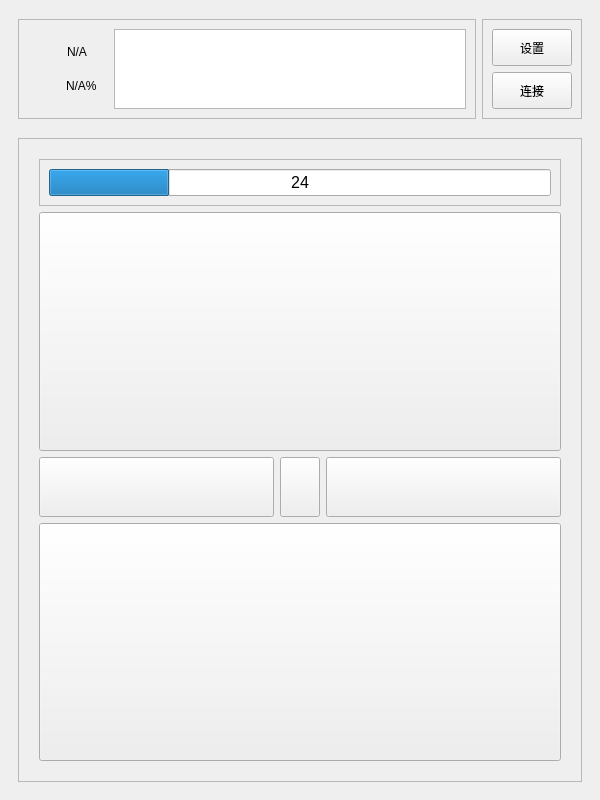
First picture: the form in Remote_Controller/mainwindow.ui, repository Pbw000/stm32car, before the edit.
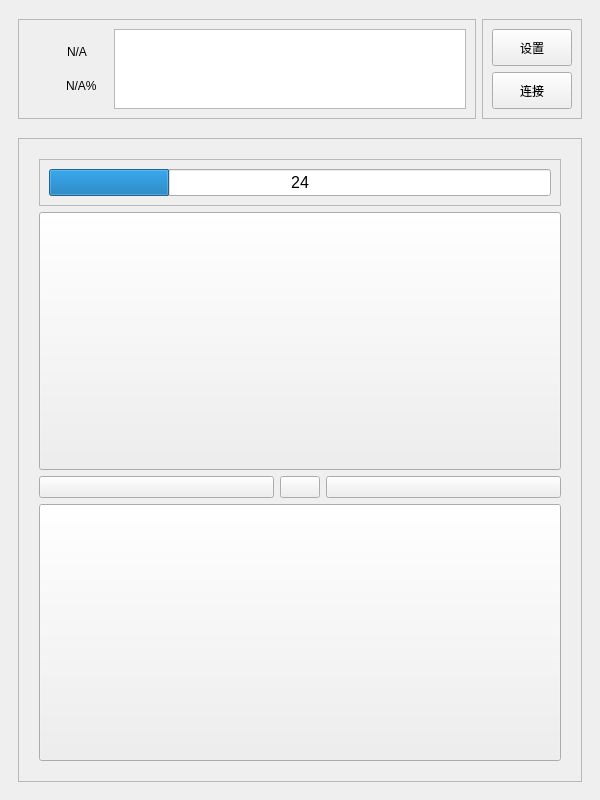
Second picture: the form after the edit. The open tabs and pages were chosen to show the change. Icons and pictures are not drawn.

```diff
--- a/Remote_Controller/mainwindow.ui
+++ b/Remote_Controller/mainwindow.ui
@@ -15,7 +15,16 @@
   </property>
   <property name="windowIcon">
    <iconset resource="res.qrc">
-    <normaloff>:/res/ic_fluent_vehicle_car_48_regular.png</normaloff>:/res/ic_fluent_vehicle_car_48_regular.png</iconset>
+    <normaloff>:/logo.png</normaloff>:/logo.png</iconset>
+  </property>
+  <property name="styleSheet">
+   <string notr="true"/>
+  </property>
+  <property name="iconSize">
+   <size>
+    <width>32</width>
+    <height>32</height>
+   </size>
   </property>
   <widget class="QWidget" name="centralwidget">
    <layout class="QGridLayout" name="gridLayout_2">
@@ -352,7 +361,7 @@
                  <property name="minimumSize">
                   <size>
                    <width>60</width>
-                   <height>60</height>
+                   <height>0</height>
                   </size>
                  </property>
                  <property name="text">
@@ -383,7 +392,7 @@
                    <property name="minimumSize">
                     <size>
                      <width>60</width>
-                     <height>60</height>
+                     <height>0</height>
                     </size>
                    </property>
                    <property name="text">
@@ -435,7 +444,7 @@
                    <property name="minimumSize">
                     <size>
                      <width>60</width>
-                     <height>60</height>
+                     <height>0</height>
                     </size>
                    </property>
                    <property name="text">
@@ -466,7 +475,7 @@
                  <property name="minimumSize">
                   <size>
                    <width>60</width>
-                   <height>60</height>
+                   <height>0</height>
                   </size>
                  </property>
                  <property name="text">
```
Left out of the diff: 4 changed lines with no effect on the pictures.
